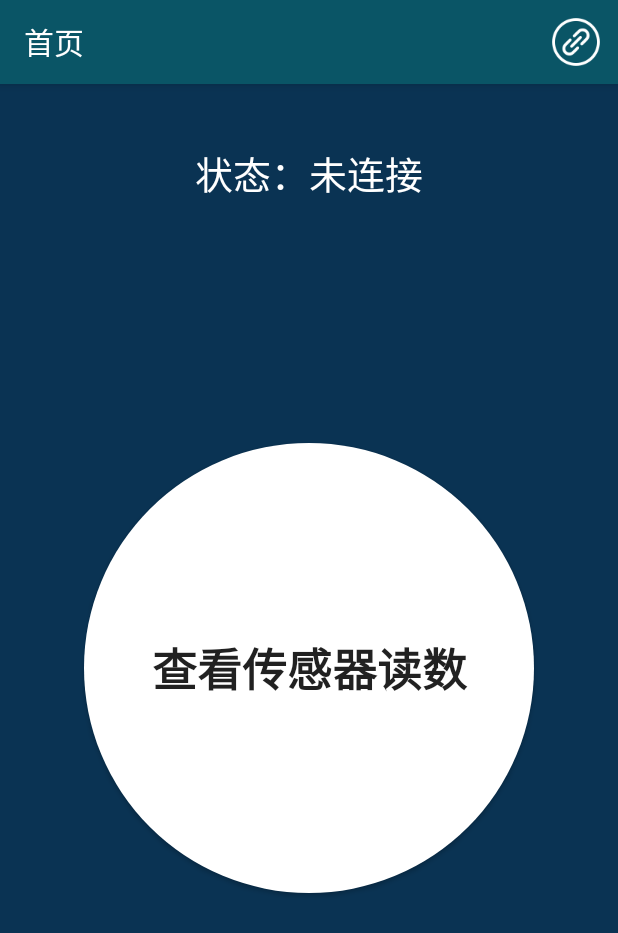
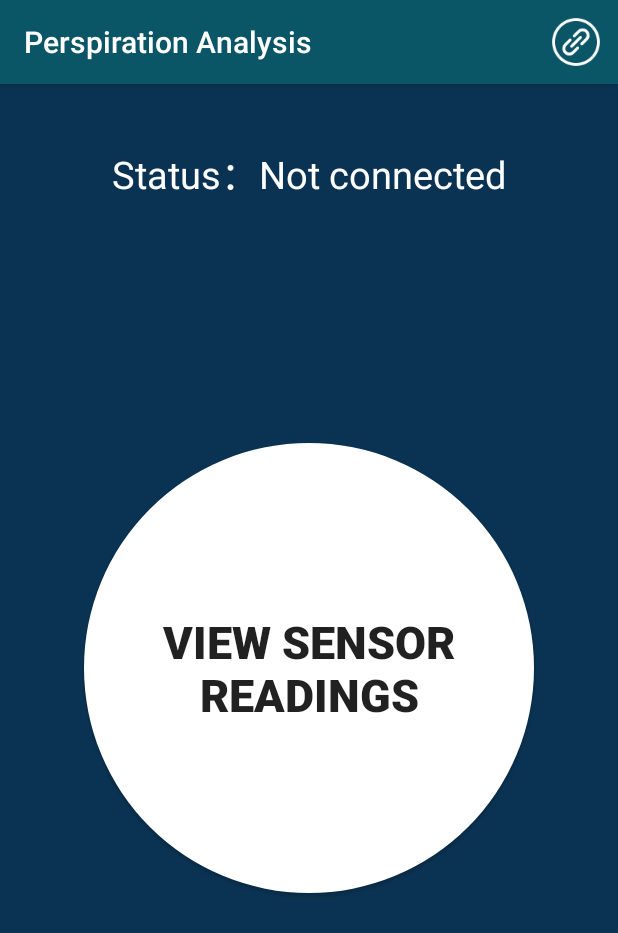
Before and after one commit to lanzhu1993/BleScanReading, an Android app: the screen it shows after launch (MainActivity), on a phone screen of 412 x 824 dp. Shown: the top 933 px of the screen. Run offline under Robolectric (Android 15) with nearby library versions, the phone set to English and light mode, and no system bars; libraries missing offline, so code that uses them is left out: com.tbruyelle.rxpermissions3, org.litepal; 3 statements that could not run were skipped.

Commit message:
update : UI显示

```diff
--- a/app/src/main/java/com/josh/scan/ui/AnalyseTrendsActivity.kt
+++ b/app/src/main/java/com/josh/scan/ui/AnalyseTrendsActivity.kt
@@ -54,7 +54,7 @@ class AnalyseTrendsActivity :BaseActivity() {
 
     override fun initView() {
         StatusBarUtil.setColor(this, ContextCompat.getColor(this, R.color.color_0A5566), 0)
-        supportActionBar?.title = "数据分析"
+        supportActionBar?.title = "Perspiration Analysis"
         supportActionBar?.setDisplayHomeAsUpEnabled(true)
         val cartesian = AnyChart.line()
         cartesian.animation(true)
--- a/app/src/main/java/com/josh/scan/ui/BluetoothScanActivity.kt
+++ b/app/src/main/java/com/josh/scan/ui/BluetoothScanActivity.kt
@@ -48,7 +48,7 @@ class BluetoothScanActivity : BaseActivity(), OnItemChildClickListener {
 
     override fun initView() {
         StatusBarUtil.setColor(this, ContextCompat.getColor(this, R.color.color_0A5566), 0)
-        supportActionBar?.title = "设备连接"
+        supportActionBar?.title = "Device connection"
         supportActionBar?.setDisplayHomeAsUpEnabled(true)
         //初始化列表
         mScanRecyclerView.layoutManager = LinearLayoutManager(this)
--- a/app/src/main/java/com/josh/scan/ui/MainActivity.kt
+++ b/app/src/main/java/com/josh/scan/ui/MainActivity.kt
@@ -46,7 +46,7 @@ class MainActivity : BaseActivity()  {
 
     override fun initView() {
         StatusBarUtil.setColor(this, ContextCompat.getColor(this, R.color.color_0A5566), 0)
-        supportActionBar?.title = "首页"
+        supportActionBar?.title = "Perspiration Analysis"
     }
 
     override fun initData() {
@@ -92,7 +92,7 @@ class MainActivity : BaseActivity()  {
     private val connectCallback = object : BleConnectCallback<BleDevice>(){
 
         override fun onConnectTimeOut(device: BleDevice?) {
-            ToastUtils.showToast("连接超时:" + device!!.bleName)
+            ToastUtils.showToast("connection timed out :" + device!!.bleName)
 
         }
 
@@ -115,7 +115,7 @@ class MainActivity : BaseActivity()  {
                     Log.e("lanzhu", "onChanged==data:" + ByteUtils.toHexString(characteristic.value))
                     runOnUiThread {
                         ToastUtils.showToast(
-                            String.format("收到设备通知数据: %s", ByteUtils.toHexString(characteristic.value))
+                            String.format("Bluetooth data received: %s", ByteUtils.toHexString(characteristic.value))
                         )
                     }
                 }
@@ -130,19 +130,19 @@ class MainActivity : BaseActivity()  {
             device?.let {
                 when {
                     device.isConnected -> {
-                        mainConnectStateTv.text = "状态：已连接"
+                        mainConnectStateTv.text = "Status: Connected"
                         mainDisConnectBtn.visibility = View.VISIBLE
                     }
                     device.isConnecting -> {
-                        mainConnectStateTv.text = "状态：连接中..."
+                        mainConnectStateTv.text = "Status: Connecting..."
                         mainDisConnectBtn.visibility = View.INVISIBLE
                     }
                     device.isDisconnected -> {
-                        mainConnectStateTv.text = "状态：未连接"
+                        mainConnectStateTv.text = "Status: Not connected"
                         mainDisConnectBtn.visibility = View.INVISIBLE
                     }
                     device.isDisconnected ->{
-                        mainConnectStateTv.text = "状态：断开连接"
+                        mainConnectStateTv.text = "Status: Disconnect"
                         mainDisConnectBtn.visibility = View.INVISIBLE
                     }
                 }
@@ -152,7 +152,7 @@ class MainActivity : BaseActivity()  {
 
 
         override fun onConnectException(device: BleDevice?, errorCode: Int) {
-            ToastUtils.showToast("连接异常，异常状态码:$errorCode")
+            ToastUtils.showToast("Abnormal connection:$errorCode")
 
         }
 
--- a/app/src/main/res/layout/activity_analyse_trends.xml
+++ b/app/src/main/res/layout/activity_analyse_trends.xml
@@ -16,7 +16,7 @@
         android:textStyle="bold"
         android:textColor="@color/color_white"
         android:textSize="@dimen/sp_24"
-        android:text="趋势图"
+        android:text="Trends"
         android:layout_marginTop="@dimen/dp_20"
         android:layout_marginLeft="@dimen/dp_20"/>
 
--- a/app/src/main/res/layout/activity_main.xml
+++ b/app/src/main/res/layout/activity_main.xml
@@ -18,7 +18,7 @@
         app:layout_constraintRight_toRightOf="parent"
         app:layout_constraintTop_toTopOf="parent"
         android:layout_marginTop="@dimen/dp_40"
-        android:text="状态：未连接"/>
+        android:text="Status：Not connected"/>
 
     <Button
         android:id="@+id/mainDisConnectBtn"
@@ -28,7 +28,7 @@
         app:layout_constraintRight_toRightOf="parent"
         app:layout_constraintTop_toBottomOf="@+id/mainConnectStateTv"
         android:layout_marginTop="@dimen/dp_10"
-        android:text="断开连接"
+        android:text="Disconnect接"
         android:background="@drawable/shape_grey_frame"
         android:visibility="invisible"/>
 
@@ -45,7 +45,7 @@
         android:textSize="@dimen/sp_30"
         android:textStyle="bold"
         android:layout_marginTop="@dimen/dp_10"
-        android:text="查看传感器读数"
+        android:text="View Sensor Readings"
         android:background="@drawable/shape_grey_oval_frame"/>
 
 
--- a/app/src/main/res/layout/activity_sensor_readings.xml
+++ b/app/src/main/res/layout/activity_sensor_readings.xml
@@ -23,7 +23,7 @@
         android:layout_marginTop="@dimen/dp_20"
         android:layout_marginBottom="@dimen/dp_20"
         android:background="@drawable/shape_grey_frame"
-        android:text="开始"
+        android:text="Start"
         app:layout_constraintBottom_toBottomOf="parent"
         app:layout_constraintLeft_toLeftOf="parent"
         app:layout_constraintRight_toLeftOf="@+id/mSensorPauseBtn"
@@ -37,7 +37,7 @@
         android:layout_marginTop="@dimen/dp_20"
         android:layout_marginBottom="@dimen/dp_20"
         android:background="@drawable/shape_grey_frame"
-        android:text="暂停"
+        android:text="Pause"
         app:layout_constraintBottom_toBottomOf="parent"
         app:layout_constraintLeft_toRightOf="@+id/mSensorStartBtn"
         app:layout_constraintRight_toLeftOf="@+id/mSensorTrackBtn" />
@@ -50,7 +50,7 @@
         android:layout_marginTop="@dimen/dp_20"
         android:layout_marginBottom="@dimen/dp_20"
         android:background="@drawable/shape_grey_frame"
-        android:text="追踪"
+        android:text="Track"
         app:layout_constraintBottom_toBottomOf="parent"
         app:layout_constraintLeft_toRightOf="@+id/mSensorPauseBtn"
         app:layout_constraintRight_toRightOf="parent" />
--- a/app/src/main/res/layout/dialog_loading_layout.xml
+++ b/app/src/main/res/layout/dialog_loading_layout.xml
@@ -24,7 +24,7 @@
             android:layout_width="wrap_content"
             android:layout_height="wrap_content"
             android:layout_marginTop="8dp"
-            android:text="加载中..."
+            android:text="Loading..."
             android:textColor="#ffffff"/>
     </LinearLayout>
 </LinearLayout>
--- a/app/src/main/res/menu/export_menu.xml
+++ b/app/src/main/res/menu/export_menu.xml
@@ -3,7 +3,7 @@
     xmlns:app="http://schemas.android.com/apk/res-auto">
     <item
         android:id="@+id/action_export"
-        android:icon="@android:drawable/ic_menu_help"
+        android:icon="@android:drawable/ic_menu_share"
         android:title="导出"
         app:showAsAction="always" />
 </menu>
```
Also changed, not shown: app/src/main/java/com/josh/scan/ui/SensorReadingsActivity.kt (+13 -12 lines).
